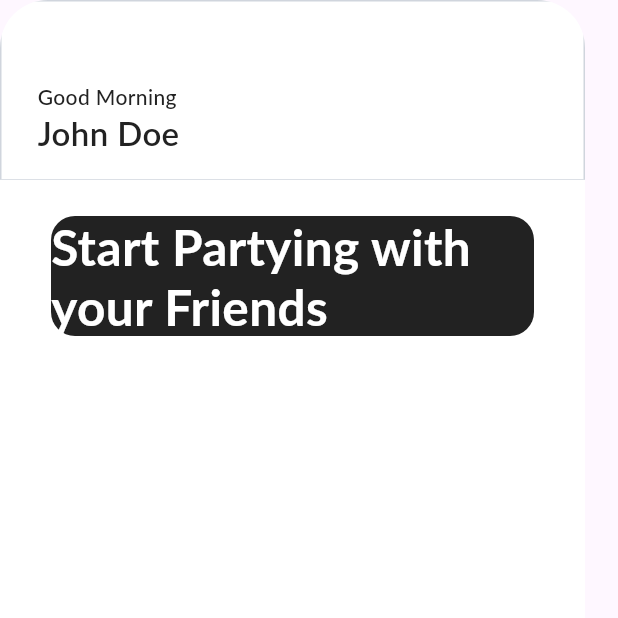
After one commit to Sarah-Rafi/Eataly, a Flutter app: the PartyScreen screen opened directly, on a phone screen of 412 x 824 dp, the top half of it. The commit adds this screen. Run offline on Flutter 3.47's test engine with Material 3 defaults, Android fonts, the phone set to English and light mode, and no system bars; Roboto replaces fonts that are missing (Lato).

Commit message:
Initial commit

```diff
--- a/lib/otpscreen.dart
+++ b/lib/otpscreen.dart
@@ -1,5 +1,5 @@
 import 'package:flutter/material.dart';
-import 'homescreen.dart'; // Import your HomeScreen file
+import 'homescreen.dart';
 
 class OtpScreen extends StatelessWidget {
   @override
--- /dev/null
+++ b/lib/partyscreen.dart
@@ -0,0 +1,120 @@
+import 'package:flutter/material.dart';
+
+class PartyScreen extends StatelessWidget {
+  @override
+  Widget build(BuildContext context) {
+    return Scaffold(
+      body: SingleChildScrollView(
+        child: Column(
+          children: [
+            Container(
+              width: 390,
+              height: 2934,
+              clipBehavior: Clip.antiAlias,
+              decoration: ShapeDecoration(
+                color: Colors.white,
+                shape: RoundedRectangleBorder(
+                  borderRadius: BorderRadius.circular(32),
+                ),
+              ),
+              child: Column(
+                children: [
+                  Container(
+                    width: 400,
+                    height: 120,
+                    padding: const EdgeInsets.only(
+                      top: 55,
+                      left: 24,
+                      right: 24,
+                      bottom: 0,
+                    ),
+                    clipBehavior: Clip.antiAlias,
+                    decoration: BoxDecoration(
+                      color: Colors.white.withOpacity(0.800000011920929),
+                      border: Border(
+                        left: BorderSide(color: Color(0xFFD0D5DD)),
+                        top: BorderSide(color: Color(0xFFD0D5DD)),
+                        right: BorderSide(color: Color(0xFFD0D5DD)),
+                        bottom:
+                            BorderSide(width: 0.50, color: Color(0xFFD0D5DD)),
+                      ),
+                    ),
+                    child: Column(
+                      mainAxisSize: MainAxisSize.min,
+                      mainAxisAlignment: MainAxisAlignment.start,
+                      crossAxisAlignment: CrossAxisAlignment.start,
+                      children: [
+                        SizedBox(
+                          width: double.infinity,
+                          child: Row(
+                            mainAxisSize: MainAxisSize.min,
+                            mainAxisAlignment: MainAxisAlignment.spaceBetween,
+                            crossAxisAlignment: CrossAxisAlignment.center,
+                            children: [
+                              SizedBox(
+                                child: Column(
+                                  mainAxisSize: MainAxisSize.min,
+                                  mainAxisAlignment: MainAxisAlignment.start,
+                                  crossAxisAlignment: CrossAxisAlignment.start,
+                                  children: [
+                                    Text(
+                                      'Good Morning',
+                                      style: TextStyle(
+                                        color: Color(0xFF222222),
+                                        fontSize: 14,
+                                        fontFamily: 'Lato',
+                                        fontWeight: FontWeight.w500,
+                                        height: 0,
+                                      ),
+                                    ),
+                                    const SizedBox(height: 2),
+                                    Text(
+                                      'John Doe',
+                                      style: TextStyle(
+                                        color: Color(0xFF222222),
+                                        fontSize: 22,
+                                        fontFamily: 'Lato',
+                                        fontWeight: FontWeight.w600,
+                                        height: 0,
+                                      ),
+                                    ),
+                                  ],
+                                ),
+                              ),
+                            ],
+                          ),
+                        ),
+                      ],
+                    ),
+                  ),
+                  Container(
+                    width: 322,
+                    height: 80,
+                    margin: const EdgeInsets.only(top: 24, left: 24, right: 24),
+                    decoration: BoxDecoration(
+                      color: Color(0xFF222222),
+                      borderRadius: BorderRadius.circular(16),
+                    ),
+                    child: Center(
+                      child: Text(
+                        'Start Partying with your Friends',
+                        style: TextStyle(
+                          fontFamily: 'Lato',
+                          fontSize: 33,
+                          fontWeight: FontWeight.w700,
+                          color: Colors.white,
+                          height: 1.2,
+                        ),
+                        textAlign: TextAlign.left,
+                      ),
+                    ),
+                  ),
+                ],
+              ),
+            ),
+          ],
+        ),
+      ),
+    );
+  }
+}
```
Also changed, not shown: lib/savedscreen.dart (added, +98 -0 lines), lib/searchscreen.dart (+9 -8 lines).
